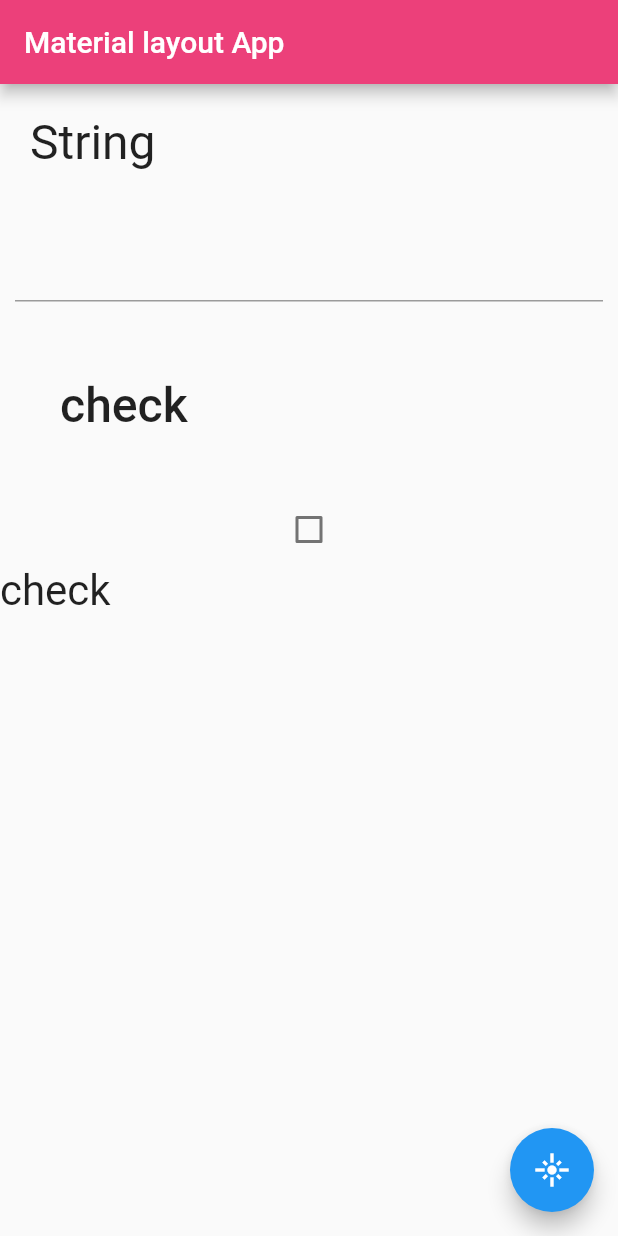
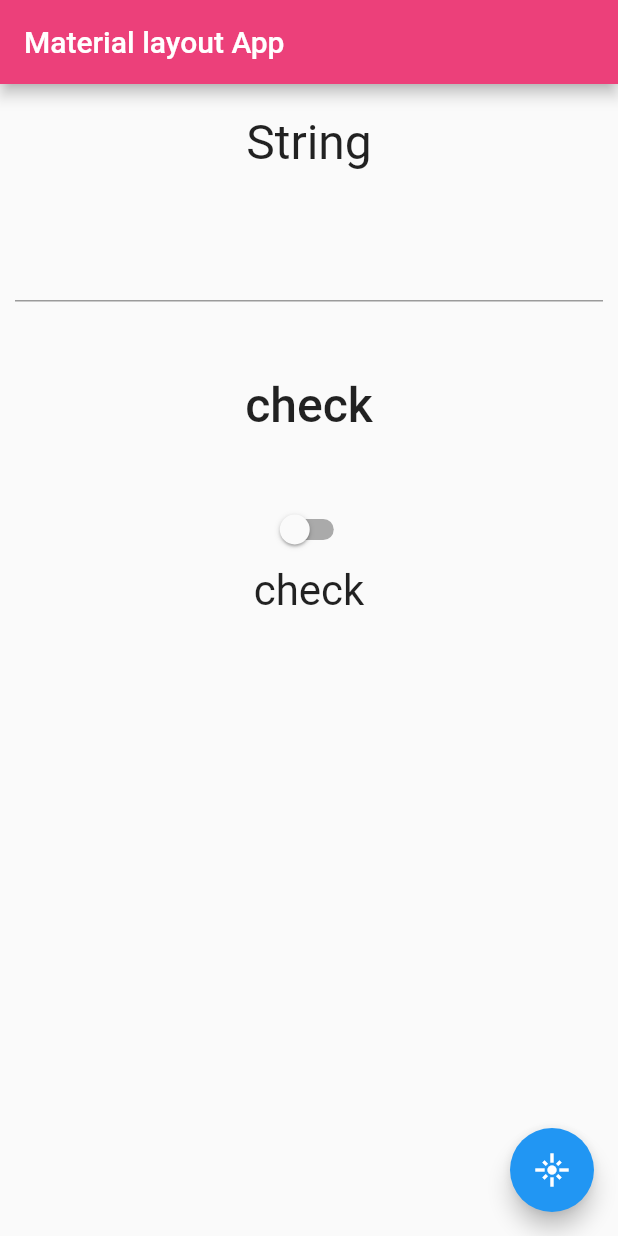
Before and after one commit to Ohnao/test2_flutter, a Flutter app: the screen it shows after launch, on a phone screen of 412 x 824 dp. Run offline on Flutter 3.47's test engine with Material 2 defaults, Android fonts, the phone set to English and light mode, and no system bars.

```diff
--- a/lib/main.dart
+++ b/lib/main.dart
@@ -61,7 +61,6 @@ class _MyHomePageState extends State<MyHomePage> {
               Column(
                 mainAxisAlignment: MainAxisAlignment.start,
                 mainAxisSize: MainAxisSize.max,
-                crossAxisAlignment: CrossAxisAlignment.stretch,
                 children: <Widget>[
                   Padding(
                     padding: EdgeInsets.all(20.0),
@@ -97,7 +96,7 @@ class _MyHomePageState extends State<MyHomePage> {
                       ),
                     ),
                   ),
-                  Checkbox(
+                  Switch(
                     value: _checked,
                     onChanged: checkChanged,
                   ),
```
